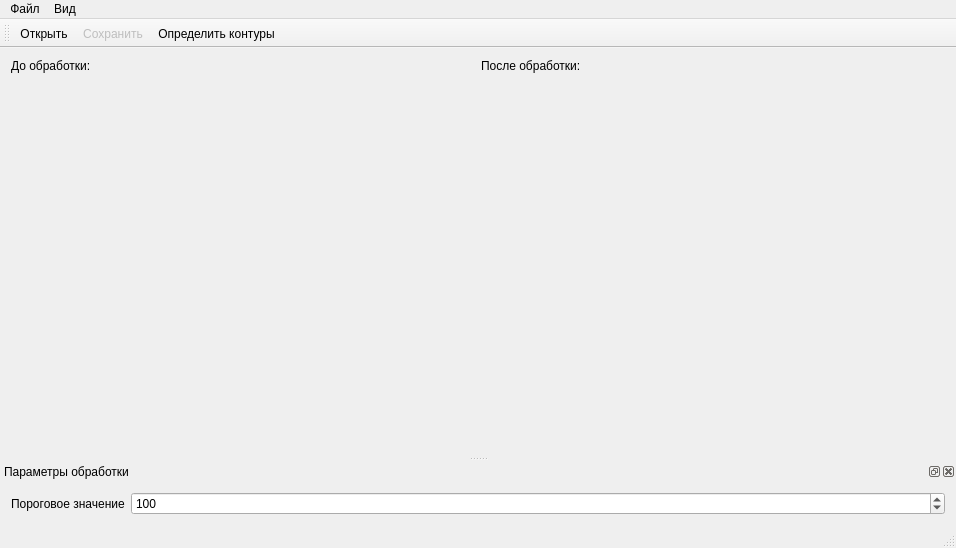
Old version of the form src/mainwindow.ui in the repository dimV36/contours_searching.
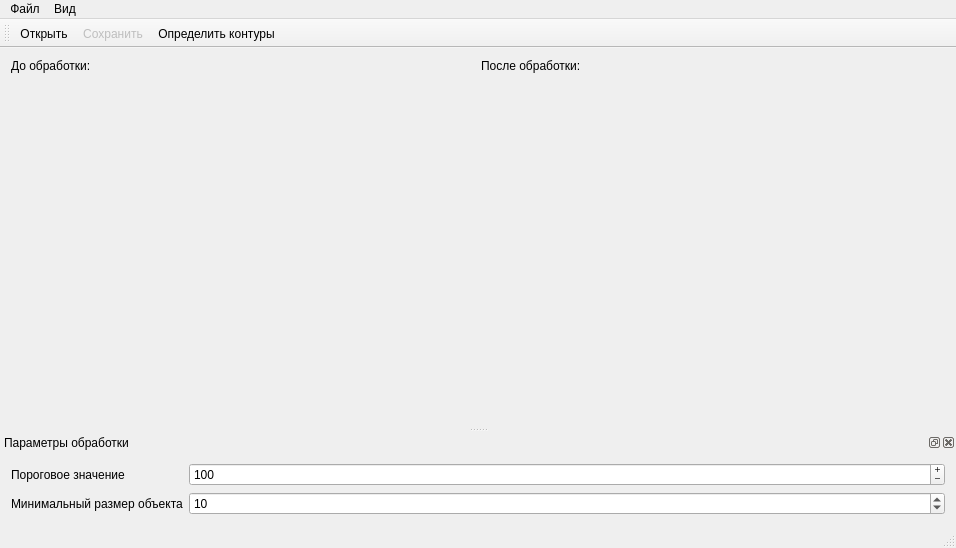
New version of the form. Icons and pictures are not drawn.

Patch:
```diff
--- a/src/mainwindow.ui
+++ b/src/mainwindow.ui
@@ -105,15 +105,44 @@
      <property name="fieldGrowthPolicy">
       <enum>QFormLayout::AllNonFixedFieldsGrow</enum>
      </property>
-     <item row="2" column="0">
+     <item row="5" column="0">
       <widget class="QLabel" name="_label_threshold">
        <property name="text">
         <string>Пороговое значение</string>
        </property>
       </widget>
      </item>
-     <item row="2" column="1">
+     <item row="6" column="0">
+      <widget class="QLabel" name="_label_min_object_size">
+       <property name="text">
+        <string>Минимальный размер объекта</string>
+       </property>
+      </widget>
+     </item>
+     <item row="6" column="1">
+      <widget class="QSpinBox" name="_spin_box_min_object_size">
+       <property name="minimum">
+        <number>1</number>
+       </property>
+       <property name="maximum">
+        <number>255</number>
+       </property>
+       <property name="singleStep">
+        <number>1</number>
+       </property>
+       <property name="value">
+        <number>10</number>
+       </property>
+      </widget>
+     </item>
+     <item row="5" column="1">
       <widget class="QSpinBox" name="_spin_box_threshold">
+       <property name="readOnly">
+        <bool>false</bool>
+       </property>
+       <property name="buttonSymbols">
+        <enum>QAbstractSpinBox::PlusMinus</enum>
+       </property>
        <property name="minimum">
         <number>1</number>
        </property>
```
